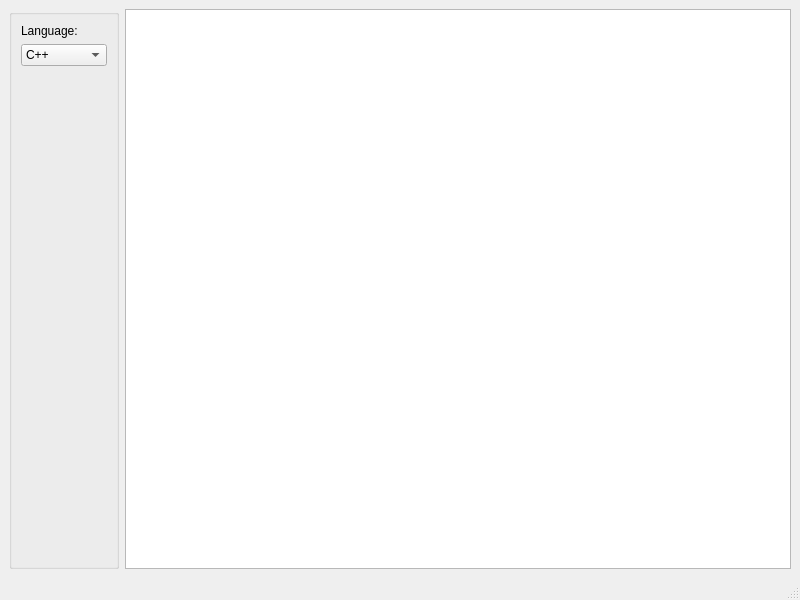
Waqar144/QSourceHighlite, file mainwindow.ui: the form before one commit.
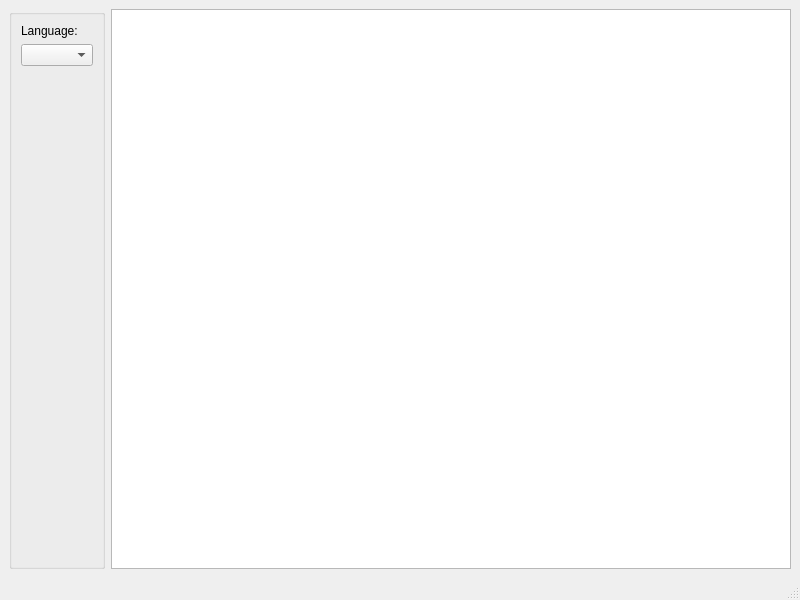
The form after the commit.

Commit message: Add highlighter to demo

Patch:
```diff
--- a/mainwindow.ui
+++ b/mainwindow.ui
@@ -42,21 +42,12 @@
        </item>
        <item row="1" column="0">
         <widget class="QComboBox" name="langComboBox">
-         <item>
-          <property name="text">
-           <string>C++</string>
-          </property>
-         </item>
-         <item>
-          <property name="text">
-           <string>C</string>
-          </property>
-         </item>
-         <item>
-          <property name="text">
-           <string>Javascript</string>
-          </property>
-         </item>
+         <property name="currentText">
+          <string/>
+         </property>
+         <property name="currentIndex">
+          <number>-1</number>
+         </property>
         </widget>
        </item>
       </layout>
```
The commit also changes 2 other files.
